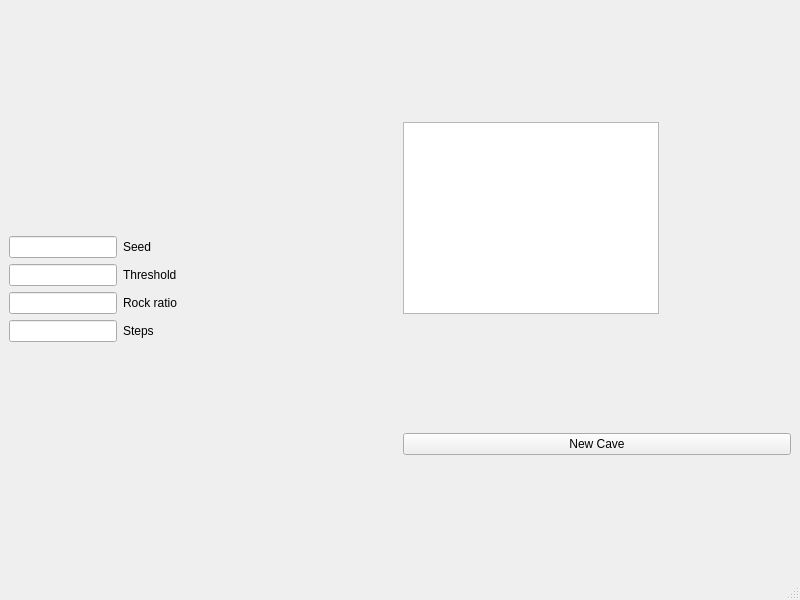
The window that main_window.ui (Nargaruga/Ant-Simulator) describes before a commit, drawn with Qt 5.
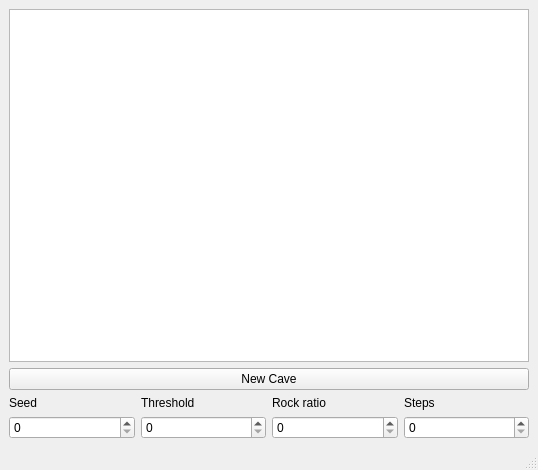
The same window after the commit.

Commit message: Improved cave generation GUI

What changed in the file:
```diff
--- a/main_window.ui
+++ b/main_window.ui
@@ -6,42 +6,60 @@
    <rect>
     <x>0</x>
     <y>0</y>
-    <width>800</width>
-    <height>600</height>
+    <width>538</width>
+    <height>470</height>
    </rect>
   </property>
   <property name="windowTitle">
    <string>MainWindow</string>
   </property>
   <widget class="QWidget" name="centralwidget">
-   <layout class="QHBoxLayout" name="horizontalLayout">
+   <layout class="QVBoxLayout" name="verticalLayout_2">
     <item>
-     <layout class="QFormLayout" name="formLayout">
-      <property name="formAlignment">
-       <set>Qt::AlignLeading|Qt::AlignLeft|Qt::AlignVCenter</set>
-      </property>
-      <item row="3" column="1">
+     <layout class="QVBoxLayout" name="verticalLayout">
+      <item>
+       <widget class="QGraphicsView" name="graphicsView">
+        <property name="sizePolicy">
+         <sizepolicy hsizetype="Expanding" vsizetype="Expanding">
+          <horstretch>0</horstretch>
+          <verstretch>0</verstretch>
+         </sizepolicy>
+        </property>
+       </widget>
+      </item>
+      <item>
+       <widget class="QPushButton" name="generateCaveBtn">
+        <property name="text">
+         <string>New Cave</string>
+        </property>
+       </widget>
+      </item>
+     </layout>
+    </item>
+    <item>
+     <layout class="QGridLayout" name="gridLayout_2">
+      <item row="0" column="0">
+       <widget class="QLabel" name="seedLbl">
+        <property name="text">
+         <string>Seed</string>
+        </property>
+       </widget>
+      </item>
+      <item row="0" column="1">
        <widget class="QLabel" name="thresholdLbl">
         <property name="text">
          <string>Threshold</string>
         </property>
        </widget>
       </item>
-      <item row="5" column="1">
+      <item row="0" column="2">
        <widget class="QLabel" name="rockRatioLbl">
         <property name="text">
          <string>Rock ratio</string>
         </property>
        </widget>
       </item>
-      <item row="1" column="1">
-       <widget class="QLabel" name="seedLbl">
-        <property name="text">
-         <string>Seed</string>
-        </property>
-       </widget>
-      </item>
-      <item row="7" column="1">
+      <item row="0" column="3">
        <widget class="QLabel" name="stepsLbl">
         <property name="text">
          <string>Steps</string>
@@ -49,68 +67,16 @@
        </widget>
       </item>
       <item row="1" column="0">
-       <widget class="QLineEdit" name="seedLE">
-        <property name="sizePolicy">
-         <sizepolicy hsizetype="Fixed" vsizetype="Fixed">
-          <horstretch>0</horstretch>
-          <verstretch>0</verstretch>
-         </sizepolicy>
-        </property>
-        <property name="placeholderText">
-         <string/>
-        </property>
-       </widget>
+       <widget class="QSpinBox" name="seedSB"/>
       </item>
-      <item row="3" column="0">
-       <widget class="QLineEdit" name="thresholdLE">
-        <property name="sizePolicy">
-         <sizepolicy hsizetype="Fixed" vsizetype="Fixed">
-          <horstretch>0</horstretch>
-          <verstretch>0</verstretch>
-         </sizepolicy>
-        </property>
-       </widget>
+      <item row="1" column="1">
+       <widget class="QSpinBox" name="thresholdSB"/>
       </item>
-      <item row="5" column="0">
-       <widget class="QLineEdit" name="rockRatioLE">
-        <property name="sizePolicy">
-         <sizepolicy hsizetype="Fixed" vsizetype="Fixed">
-          <horstretch>0</horstretch>
-          <verstretch>0</verstretch>
-         </sizepolicy>
-        </property>
-       </widget>
+      <item row="1" column="2">
+       <widget class="QSpinBox" name="rockRatioSB"/>
       </item>
-      <item row="7" column="0">
-       <widget class="QLineEdit" name="stepsLE">
-        <property name="sizePolicy">
-         <sizepolicy hsizetype="Fixed" vsizetype="Fixed">
-          <horstretch>0</horstretch>
-          <verstretch>0</verstretch>
-         </sizepolicy>
-        </property>
-       </widget>
-      </item>
-     </layout>
-    </item>
-    <item>
-     <layout class="QVBoxLayout" name="verticalLayout_2">
-      <item>
-       <widget class="QGraphicsView" name="graphicsView">
-        <property name="sizePolicy">
-         <sizepolicy hsizetype="Fixed" vsizetype="Fixed">
-          <horstretch>0</horstretch>
-          <verstretch>0</verstretch>
-         </sizepolicy>
-        </property>
-       </widget>
-      </item>
-      <item>
-       <widget class="QPushButton" name="generateCaveBtn">
-        <property name="text">
-         <string>New Cave</string>
-        </property>
-       </widget>
+      <item row="1" column="3">
+       <widget class="QSpinBox" name="stepsSB"/>
       </item>
      </layout>
     </item>
```
Left out of the diff: 2 changed lines with no effect on the pictures. The commit also changes 3 other files.
